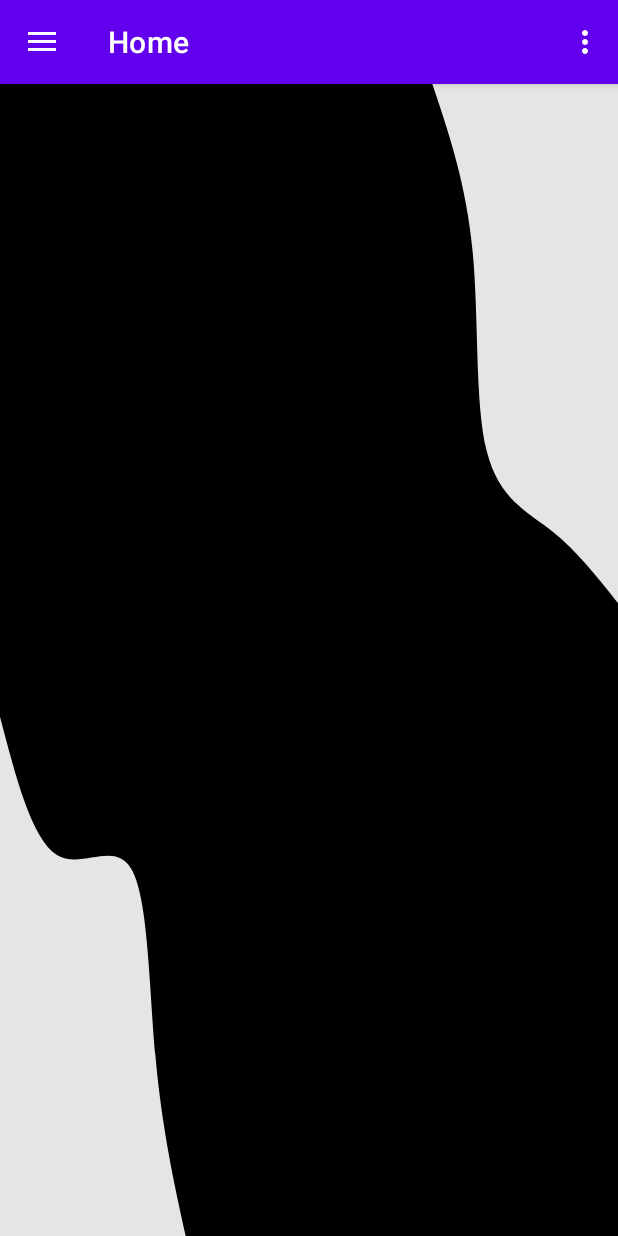
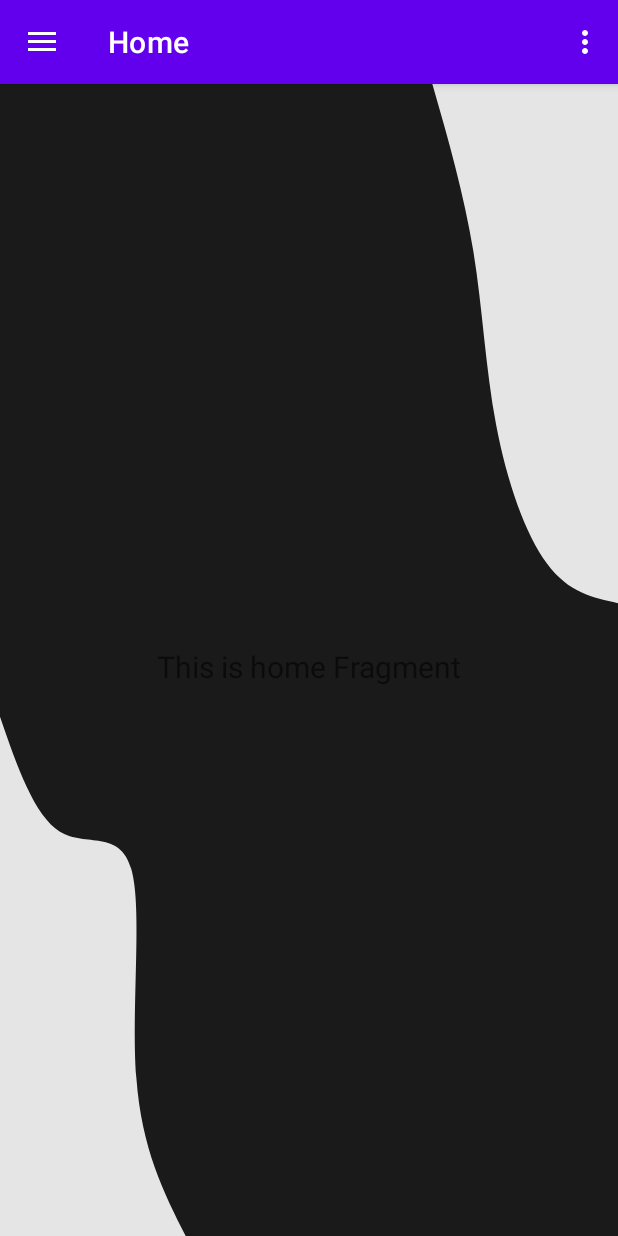
Before and after one commit to huthuthiddeli/DermaAI, an Android app: the MainActivity screen opened directly, with no data from a screen before it, on a phone screen of 412 x 824 dp. Run offline under Robolectric (Android 15) with nearby library versions, the phone set to English and light mode, and no system bars; our stand-ins replace navigation-ui.

Commit message:
Android
Fixed: Gallery Resolution & Background color

```diff
--- a/src/Android/app/src/main/java/com/example/dermaai_android_140/ui/gallery/GalleryFragment.kt
+++ b/src/Android/app/src/main/java/com/example/dermaai_android_140/ui/gallery/GalleryFragment.kt
@@ -1,6 +1,7 @@
 package com.example.dermaai_android_140.ui.gallery
 
 import android.content.Intent
+import android.graphics.Bitmap
 import android.graphics.BitmapFactory
 import android.os.Bundle
 import android.view.LayoutInflater
@@ -47,8 +48,11 @@
 
         for (image in images) {
 
-            val bitmap = BitmapFactory.decodeFile(image.absolutePath)
+            var bitmap = BitmapFactory.decodeFile(image.absolutePath)
             var imageName = image.name
+
+            // thumbnail
+            bitmap = Bitmap.createScaledBitmap(bitmap, 300, 200, false)
 
             // horizontal Container config
             val horizontalContainer = LinearLayout(requireContext()).apply {
--- a/src/Android/app/src/main/res/drawable/background_home.xml
+++ b/src/Android/app/src/main/res/drawable/background_home.xml
@@ -1,9 +1,9 @@
-<vector xmlns:aapt="http://schemas.android.com/aapt" xmlns:android="http://schemas.android.com/apk/res/android" android:height="826.6667dp" android:viewportHeight="600" android:viewportWidth="900" android:width="1240dp">
+<vector xmlns:aapt="http://schemas.android.com/aapt" xmlns:android="http://schemas.android.com/apk/res/android" android:height="1240dp" android:viewportHeight="600" android:viewportWidth="900" android:width="1860dp">
 
-    <path android:fillColor="#000000" android:pathData="M0,0h900v600h-900z"/>
+    <path android:fillColor="#1a1a1a" android:pathData="M0,0h900v600h-900z"/>
 
-    <path android:fillColor="#e5e5e5" android:pathData="M900,270.4C869.7,256.7 839.4,242.9 803.6,232.8C767.7,222.7 726.3,216.2 708.8,191.2C691.3,166.2 697.6,122.6 688.4,87.6C679.2,52.7 654.4,26.3 629.6,0L900,0Z"/>
+    <path android:fillColor="#e5e5e5" android:pathData="M900,270.4C864,267.7 828,265.1 796.5,249.8C765,234.6 738,206.9 722.5,177.5C707,148.1 702.9,117.1 689.4,87.3C675.8,57.4 652.7,28.7 629.6,0L900,0Z"/>
 
-    <path android:fillColor="#e5e5e5" android:pathData="M0,329.6C23.2,361.4 46.5,393.3 82.3,401.4C118.1,409.5 166.5,393.8 191.2,408.8C216,423.7 217.1,469.3 226.4,506.2C235.6,543.2 253,571.6 270.4,600L0,600Z"/>
+    <path android:fillColor="#e5e5e5" android:pathData="M0,329.6C24.9,355.4 49.8,381.2 87.3,389.4C124.7,397.5 174.6,388 191.2,408.8C207.8,429.6 191,480.8 198.6,517.7C206.3,554.7 238.3,577.3 270.4,600L0,600Z"/>
 
 </vector>
```
Also changed, not shown: src/Android/app/src/main/AndroidManifest.xml (line endings or trailing spaces), 2 other files.
